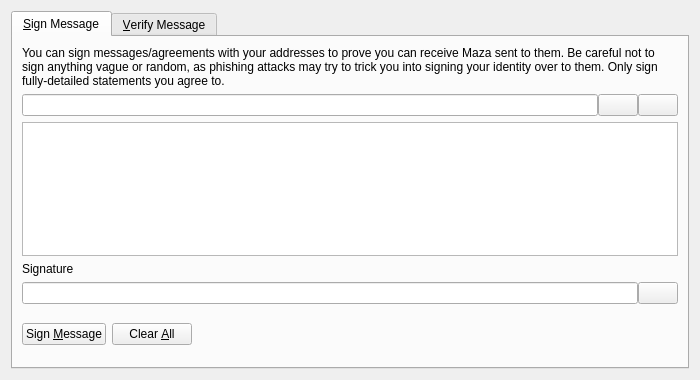
Before: the Qt Designer form src/qt/forms/signverifymessagedialog.ui in mazanetwork/maza, drawn with Qt 5.
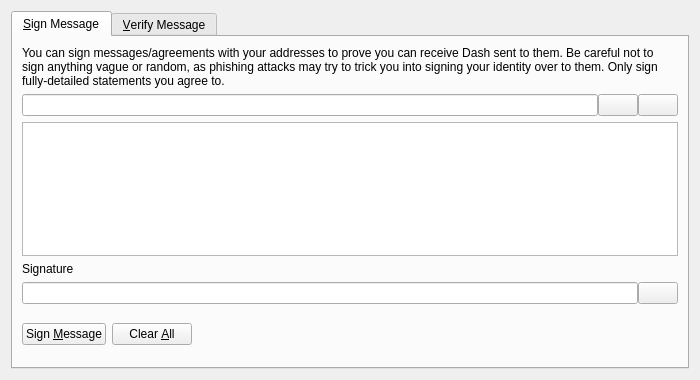
After: the same form once the commit is applied. Custom widgets are drawn as their Qt base class.

```diff
--- a/src/qt/forms/signverifymessagedialog.ui
+++ b/src/qt/forms/signverifymessagedialog.ui
@@ -30,7 +30,7 @@
        <item>
         <widget class="QLabel" name="infoLabel_SM">
          <property name="text">
-          <string>You can sign messages/agreements with your addresses to prove you can receive Maza sent to them. Be careful not to sign anything vague or random, as phishing attacks may try to trick you into signing your identity over to them. Only sign fully-detailed statements you agree to.</string>
+          <string>You can sign messages/agreements with your addresses to prove you can receive Dash sent to them. Be careful not to sign anything vague or random, as phishing attacks may try to trick you into signing your identity over to them. Only sign fully-detailed statements you agree to.</string>
          </property>
          <property name="textFormat">
           <enum>Qt::PlainText</enum>
```
Left out of the diff: 10 changed lines with no effect on the pictures.
